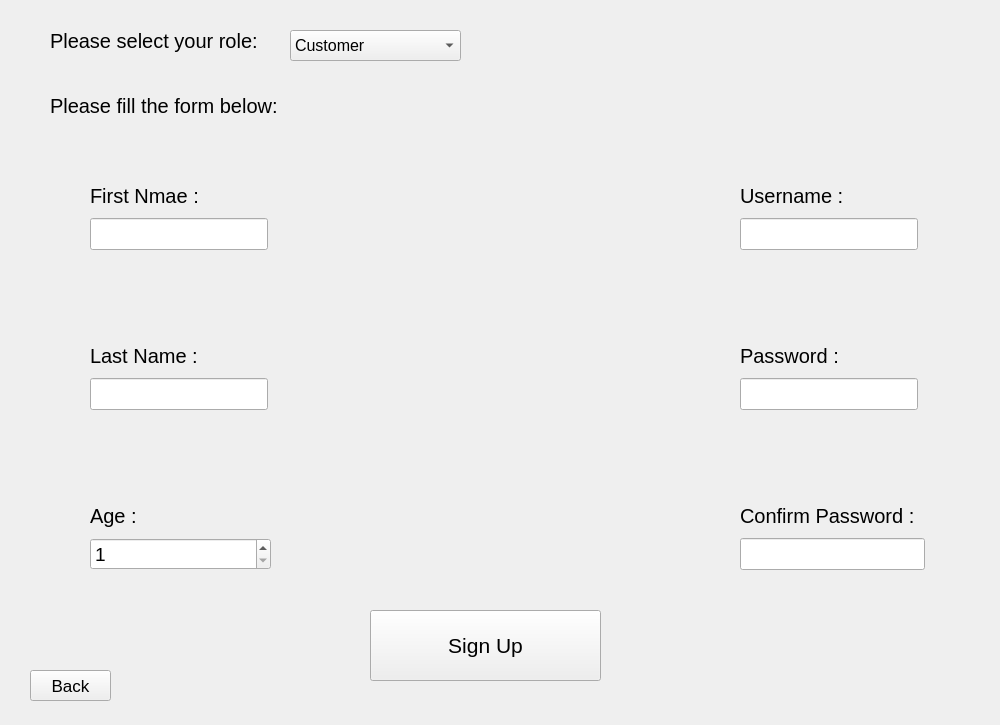
Old version of the form source/employee_signup.ui in the repository NimaMousavian/FBT-Market-Management-Application.
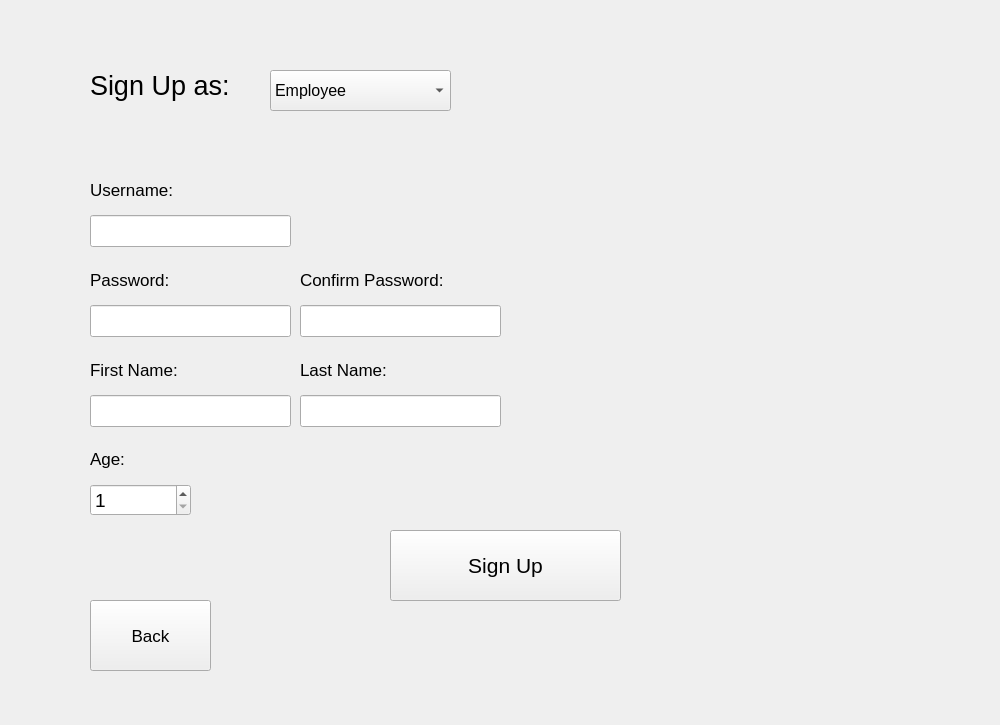
New version of the form. Icons and pictures are not drawn.

Commit message: Hourieh: home, login and signUp page UIs completed and about us page added :))

Diff of the .ui file:
```diff
--- a/source/employee_signup.ui
+++ b/source/employee_signup.ui
@@ -16,10 +16,10 @@
   <widget class="QPushButton" name="back_push">
    <property name="geometry">
     <rect>
-     <x>30</x>
-     <y>670</y>
-     <width>81</width>
-     <height>31</height>
+     <x>90</x>
+     <y>600</y>
+     <width>121</width>
+     <height>71</height>
     </rect>
    </property>
    <property name="font">
@@ -37,8 +37,8 @@
   <widget class="QPushButton" name="sign_push">
    <property name="geometry">
     <rect>
-     <x>370</x>
-     <y>610</y>
+     <x>390</x>
+     <y>530</y>
      <width>231</width>
      <height>71</height>
     </rect>
@@ -58,10 +58,10 @@
   <widget class="QWidget" name="layoutWidget">
    <property name="geometry">
     <rect>
-     <x>90</x>
-     <y>340</y>
-     <width>178</width>
-     <height>70</height>
+     <x>300</x>
+     <y>350</y>
+     <width>201</width>
+     <height>77</height>
     </rect>
    </property>
    <layout class="QVBoxLayout" name="verticalLayout_4">
@@ -69,11 +69,11 @@
      <widget class="QLabel" name="label_2">
       <property name="font">
        <font>
-        <pointsize>15</pointsize>
+        <pointsize>13</pointsize>
        </font>
       </property>
       <property name="text">
-       <string>Last Name :</string>
+       <string>Last Name:</string>
       </property>
      </widget>
     </item>
@@ -92,9 +92,9 @@
    <property name="geometry">
     <rect>
      <x>90</x>
-     <y>180</y>
-     <width>178</width>
-     <height>70</height>
+     <y>350</y>
+     <width>201</width>
+     <height>77</height>
     </rect>
    </property>
    <layout class="QVBoxLayout" name="verticalLayout">
@@ -102,11 +102,11 @@
      <widget class="QLabel" name="label">
       <property name="font">
        <font>
-        <pointsize>15</pointsize>
+        <pointsize>13</pointsize>
        </font>
       </property>
       <property name="text">
-       <string>First Nmae :</string>
+       <string>First Name:</string>
       </property>
      </widget>
     </item>
@@ -128,9 +128,9 @@
    <property name="geometry">
     <rect>
      <x>90</x>
-     <y>500</y>
-     <width>181</width>
-     <height>70</height>
+     <y>440</y>
+     <width>101</width>
+     <height>76</height>
     </rect>
    </property>
    <layout class="QVBoxLayout" name="verticalLayout_5">
@@ -138,11 +138,11 @@
      <widget class="QLabel" name="label_3">
       <property name="font">
        <font>
-        <pointsize>15</pointsize>
+        <pointsize>13</pointsize>
        </font>
       </property>
       <property name="text">
-       <string>Age :</string>
+       <string>Age:</string>
       </property>
      </widget>
     </item>
@@ -166,10 +166,10 @@
   <widget class="QWidget" name="layoutWidget_5">
    <property name="geometry">
     <rect>
-     <x>740</x>
-     <y>500</y>
-     <width>185</width>
-     <height>70</height>
+     <x>300</x>
+     <y>260</y>
+     <width>201</width>
+     <height>77</height>
     </rect>
    </property>
    <layout class="QVBoxLayout" name="verticalLayout_10">
@@ -177,11 +177,11 @@
      <widget class="QLabel" name="label_10">
       <property name="font">
        <font>
-        <pointsize>15</pointsize>
+        <pointsize>13</pointsize>
        </font>
       </property>
       <property name="text">
-       <string>Confirm Password :</string>
+       <string>Confirm Password:</string>
       </property>
      </widget>
     </item>
@@ -199,10 +199,10 @@
   <widget class="QWidget" name="layoutWidget_6">
    <property name="geometry">
     <rect>
-     <x>740</x>
-     <y>180</y>
-     <width>178</width>
-     <height>70</height>
+     <x>90</x>
+     <y>170</y>
+     <width>201</width>
+     <height>77</height>
     </rect>
    </property>
    <layout class="QVBoxLayout" name="verticalLayout_8">
@@ -210,11 +210,11 @@
      <widget class="QLabel" name="label_8">
       <property name="font">
        <font>
-        <pointsize>15</pointsize>
+        <pointsize>13</pointsize>
        </font>
       </property>
       <property name="text">
-       <string>Username :</string>
+       <string>Username:</string>
       </property>
      </widget>
     </item>
@@ -232,10 +232,10 @@
   <widget class="QWidget" name="layoutWidget_7">
    <property name="geometry">
     <rect>
-     <x>740</x>
-     <y>340</y>
-     <width>178</width>
-     <height>70</height>
+     <x>90</x>
+     <y>260</y>
+     <width>201</width>
+     <height>77</height>
     </rect>
    </property>
    <layout class="QVBoxLayout" name="verticalLayout_9">
@@ -243,11 +243,11 @@
      <widget class="QLabel" name="label_9">
       <property name="font">
        <font>
-        <pointsize>15</pointsize>
+        <pointsize>13</pointsize>
        </font>
       </property>
       <property name="text">
-       <string>Password :</string>
+       <string>Password:</string>
       </property>
      </widget>
     </item>
@@ -265,46 +265,28 @@
   <widget class="QLabel" name="label_11">
    <property name="geometry">
     <rect>
-     <x>50</x>
-     <y>20</y>
-     <width>231</width>
-     <height>41</height>
+     <x>90</x>
+     <y>50</y>
+     <width>181</width>
+     <height>71</height>
     </rect>
    </property>
    <property name="font">
     <font>
-     <pointsize>15</pointsize>
+     <pointsize>20</pointsize>
     </font>
    </property>
    <property name="text">
-    <string>Please select your role: </string>
-   </property>
-  </widget>
-  <widget class="QLabel" name="label_12">
-   <property name="geometry">
-    <rect>
-     <x>50</x>
-     <y>90</y>
-     <width>251</width>
-     <height>31</height>
-    </rect>
-   </property>
-   <property name="font">
-    <font>
-     <pointsize>15</pointsize>
-    </font>
-   </property>
-   <property name="text">
-    <string>Please fill the form below:</string>
+    <string>Sign Up as:</string>
    </property>
   </widget>
   <widget class="QComboBox" name="comboBox_2">
    <property name="geometry">
     <rect>
-     <x>290</x>
-     <y>30</y>
-     <width>171</width>
-     <height>31</height>
+     <x>270</x>
+     <y>70</y>
+     <width>181</width>
+     <height>41</height>
     </rect>
    </property>
    <property name="font">
@@ -312,16 +294,32 @@
      <pointsize>12</pointsize>
     </font>
    </property>
-   <item>
-    <property name="text">
-     <string>Customer</string>
-    </property>
-   </item>
    <item>
     <property name="text">
      <string>Employee</string>
     </property>
    </item>
+   <item>
+    <property name="text">
+     <string>Customer</string>
+    </property>
+   </item>
+  </widget>
+  <widget class="QLabel" name="label_4">
+   <property name="geometry">
+    <rect>
+     <x>510</x>
+     <y>70</y>
+     <width>481</width>
+     <height>491</height>
+    </rect>
+   </property>
+   <property name="text">
+    <string/>
+   </property>
+   <property name="pixmap">
+    <pixmap resource="../images/images.qrc">:/signup_pic.png</pixmap>
+   </property>
   </widget>
  </widget>
  <resources/>
```
Left out of the diff: 5 changed lines with no effect on the pictures. The commit also changes 20 other files.
